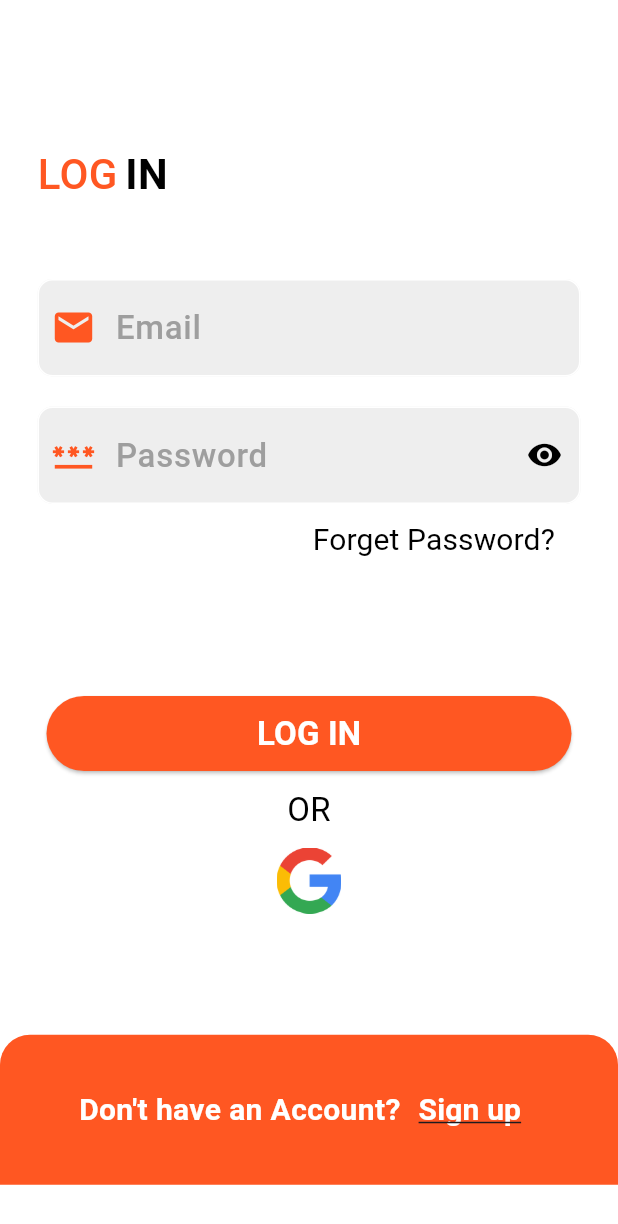
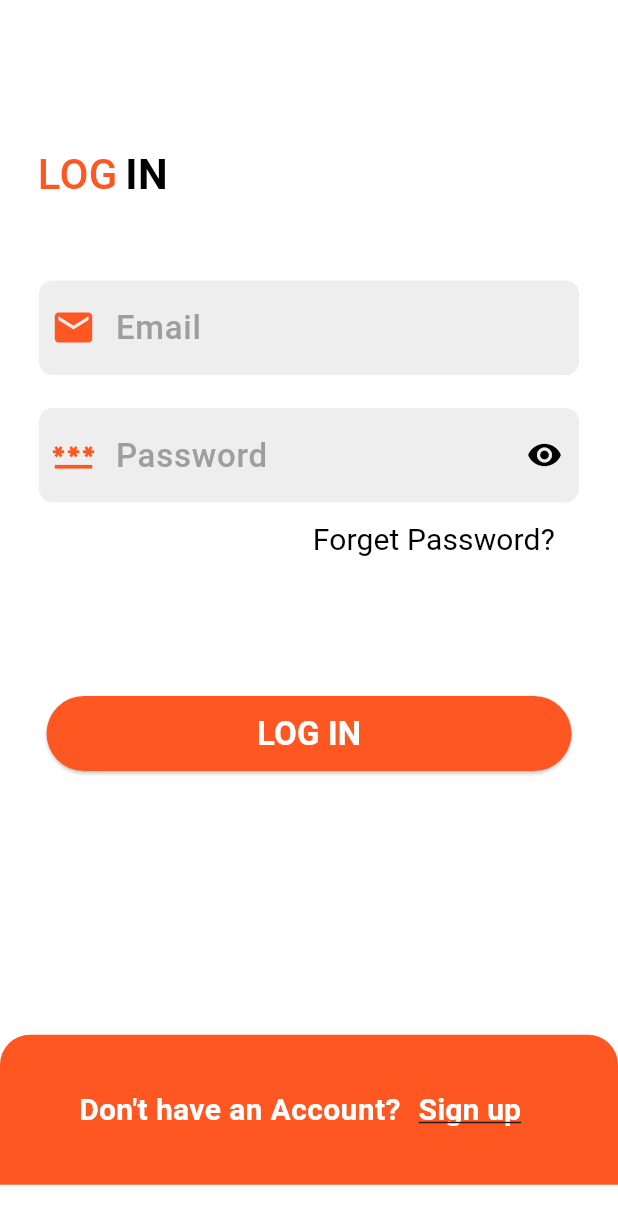
Before and after one commit to saeedbark/backend-fronted-sales-management, a Flutter app: the screen it shows after launch, on a phone screen of 412 x 824 dp. Shown: the top 1224 px of the screen. Run offline on Flutter 3.47's test engine with Material 3 defaults, Android fonts, the light colour scheme and no system bars; our stand-ins replace badges, dio, flutter_animate, flutter_rating_bar, flutter_staggered_animations, geocoding and 7 more; missing offline and left inert: talker_dio_logger.

Commit message:
feat: update various binary files and improve login validation in the login controller

```diff
--- a/frontend/e_commerce/lib/main.dart
+++ b/frontend/e_commerce/lib/main.dart
@@ -10,6 +10,8 @@ import 'package:get/get.dart';
 
 void main() async {
   WidgetsFlutterBinding.ensureInitialized();
+
+
   final String? token = await SharedPreferencesHelper.getString('token');
 
   final String? otp = await SharedPreferencesHelper.getString('code');
@@ -17,6 +19,7 @@ void main() async {
   final String? lang = await SharedPreferencesHelper.getString('lang');
 
   ThemeController themeController = ThemeController();
+
   ThemeMode themeMode = await themeController.themDataGet;
 
   runApp(
--- a/frontend/e_commerce/lib/src/auth/login/login_controller.dart
+++ b/frontend/e_commerce/lib/src/auth/login/login_controller.dart
@@ -21,6 +21,7 @@ class LoginController extends GetxController {
   }
 
   Future<LoginModel?> login(BuildContext context) async {
+    if (!(formKey.currentState as FormState).validate()) return null;
     isLoading.value = true;
     try {
       final response = await LoginService().login(
@@ -30,14 +31,14 @@ class LoginController extends GetxController {
 
       isLoading.value = false;
 
-     // AppRoutes.router.go( AppRoutes.product);
-     Navigator.push(context, MaterialPageRoute(builder: (context) =>const OtpView()));
-
-    //  AppRoutes.router.go(AppRoutes.otp);
+      Navigator.push(
+        context,
+        MaterialPageRoute(builder: (context) => const OtpView()),
+      );
 
       return LoginModel.fromJson(response['data']);
     } on AppException catch (e) {
-    //  Get.snackbar('Error', e.toString());
+      //  Get.snackbar('Error', e.toString());
       isLoading.value = false;
 
       return null;
--- a/frontend/e_commerce/lib/src/auth/login/login_view.dart
+++ b/frontend/e_commerce/lib/src/auth/login/login_view.dart
@@ -115,7 +115,8 @@ class LoginView extends StatelessWidget {
                                   : const Icon(
                                       Icons.visibility,
                                       color: Colors.black,
-                                      ),),
+                                    ),
+                            ),
                             text: 'Password',
                             type: TextInputType.visiblePassword,
                             validator: (value) {
@@ -146,42 +147,14 @@ class LoginView extends StatelessWidget {
                         ),
                         GetBuilder<LoginController>(builder: (_) {
                           return AuthButton(
-                            onpress: () =>
-                               controller.login(context),
-
-
+                            onpress: () => controller.login(context),
                             text: 'LOG IN',
                           );
                         }),
                         const SizedBox(
                           height: 10,
                         ),
-                        TextUtils(
-                            fontSize: 22,
-                            fontWeight: FontWeight.normal,
-                            text: 'OR',
-                            color: Get.isDarkMode ? Colors.white : Colors.black,
-                            underline: TextDecoration.none),
-                        const SizedBox(
-                          height: 10,
-                        ),
-                        Row(
-                          mainAxisAlignment: MainAxisAlignment.center,
-                          children: [
-                            GetBuilder<LoginController>(builder: (_) {
-                              return InkWell(
-                                onTap: () {
-                                  //controller.googleSignUpApp();
-                                },
-                                child: Image.asset(
-                                  'assets/images/google1.png',
-                                  height: 44,
-                                  width: 44,
-                                ),
-                              );
-                            })
-                          ],
-                        ),
+
                       ],
                     ),
                   ),
--- a/frontend/e_commerce/lib/src/notification/notification_view.dart
+++ b/frontend/e_commerce/lib/src/notification/notification_view.dart
@@ -16,6 +16,8 @@ class NotificationView extends StatelessWidget {
   Widget build(BuildContext context) {
     final controller = Get.find<NotificationController>();
     final theme = Theme.of(context);
+      //  final screenHeight = MediaQuery.of(context).size.height;
+
 
     return Scaffold(
       body: CustomScrollView(
@@ -80,12 +82,12 @@ class NotificationView extends StatelessWidget {
               );
             }
 
+            if (controller.notifications.isEmpty) {
+              return const EmptyNotification();
+            }
+
             if (controller.errorMessage.value.isNotEmpty) {
               return ErrorNotification(controller: controller);
-            }
-
-            if (controller.notifications.isEmpty) {
-              return const EmptyNotification();
             }
 
             return AnimationLimiter(
```
Also changed, not shown: frontend/e_commerce/lib/theme/theme.dart (line endings or trailing spaces), 12 other files. Lines whose indentation alone changed are shown as unchanged.
